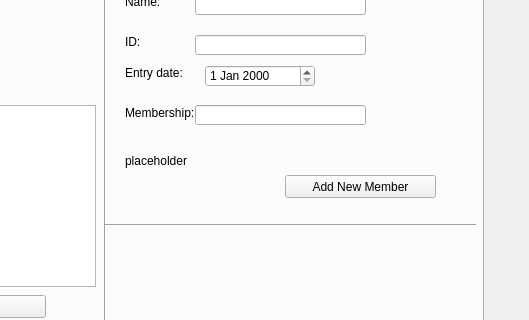
Old version of the form WarehouseIO/mainprogram.ui in the repository mulvaneya7/Bad-Badgers; both pictures show x 297 to 826 and y 101 to 421 of the 826 by 564 pixel window.
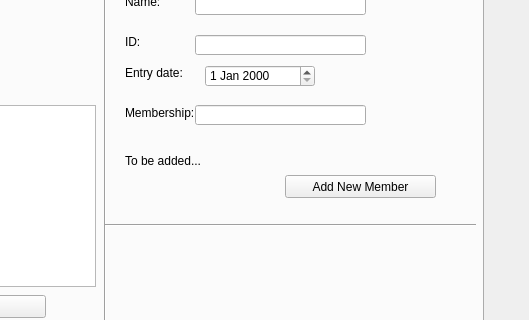
New version of the form.

Patch:
```diff
--- a/WarehouseIO/mainprogram.ui
+++ b/WarehouseIO/mainprogram.ui
@@ -569,7 +569,7 @@
       </rect>
      </property>
      <property name="text">
-      <string>placeholder</string>
+      <string>To be added...</string>
      </property>
     </widget>
    </widget>
```
